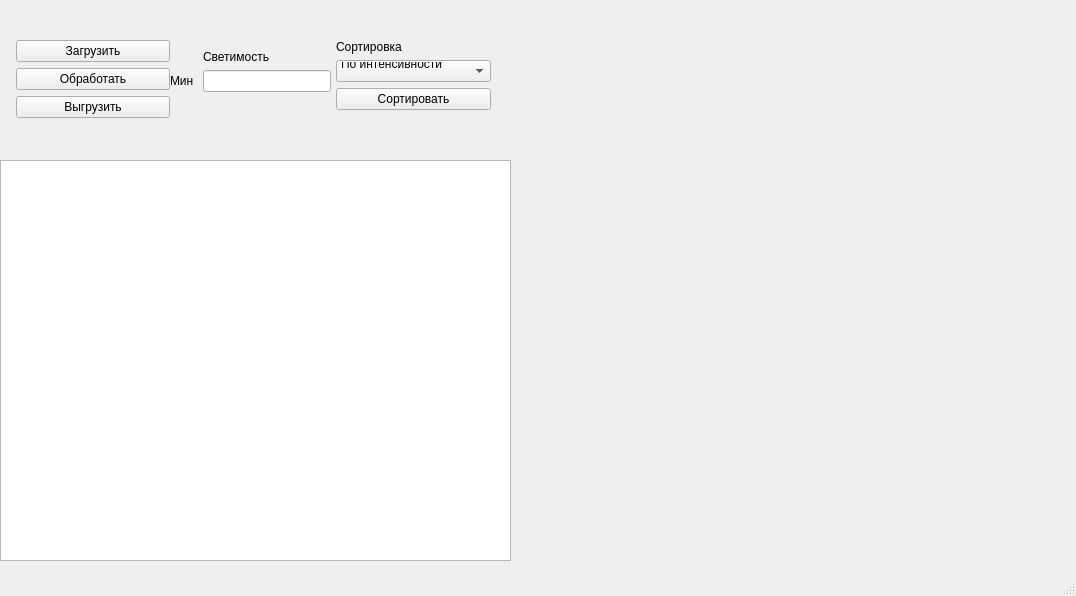
Old version of the form mainwindow.ui in the repository Ezachka/star_catching.
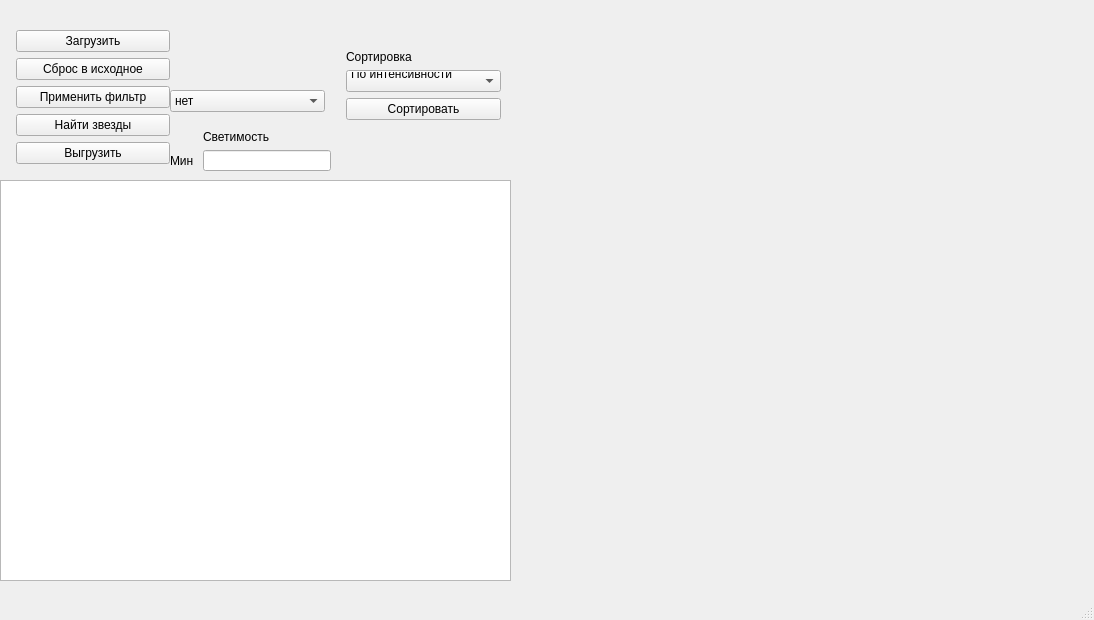
New version of the form.

What changed in the file:
```diff
--- a/mainwindow.ui
+++ b/mainwindow.ui
@@ -6,8 +6,8 @@
    <rect>
     <x>0</x>
     <y>0</y>
-    <width>1076</width>
-    <height>596</height>
+    <width>1094</width>
+    <height>620</height>
    </rect>
   </property>
   <property name="windowTitle">
@@ -18,20 +18,20 @@
     <property name="geometry">
      <rect>
       <x>10</x>
-      <y>40</y>
+      <y>30</y>
       <width>160</width>
-      <height>80</height>
+      <height>141</height>
      </rect>
     </property>
     <layout class="QFormLayout" name="formLayout">
-     <item row="1" column="1">
+     <item row="3" column="1">
       <widget class="QPushButton" name="btnProcess">
        <property name="text">
-        <string>Обработать</string>
+        <string>Найти звезды</string>
        </property>
       </widget>
      </item>
-     <item row="2" column="1">
+     <item row="4" column="1">
       <widget class="QPushButton" name="btnSave">
        <property name="text">
         <string>Выгрузить</string>
@@ -45,6 +45,20 @@
        </property>
       </widget>
      </item>
+     <item row="2" column="1">
+      <widget class="QPushButton" name="btnFilter">
+       <property name="text">
+        <string>Применить фильтр</string>
+       </property>
+      </widget>
+     </item>
+     <item row="1" column="1">
+      <widget class="QPushButton" name="btnBack">
+       <property name="text">
+        <string>Сброс в исходное</string>
+       </property>
+      </widget>
+     </item>
     </layout>
    </widget>
    <widget class="QLabel" name="imageLabel">
@@ -64,9 +78,9 @@
     <property name="geometry">
      <rect>
       <x>170</x>
-      <y>50</y>
+      <y>130</y>
       <width>161</width>
-      <height>66</height>
+      <height>41</height>
      </rect>
     </property>
     <layout class="QFormLayout" name="formLayout_2">
@@ -93,7 +107,7 @@
     <property name="geometry">
      <rect>
       <x>0</x>
-      <y>160</y>
+      <y>180</y>
       <width>511</width>
       <height>401</height>
      </rect>
@@ -102,8 +116,8 @@
    <widget class="QWidget" name="formLayoutWidget_3">
     <property name="geometry">
      <rect>
-      <x>330</x>
-      <y>40</y>
+      <x>340</x>
+      <y>50</y>
       <width>161</width>
       <height>101</height>
      </rect>
@@ -152,6 +166,36 @@
      </item>
     </layout>
    </widget>
+   <widget class="QComboBox" name="filterComboBox">
+    <property name="geometry">
+     <rect>
+      <x>170</x>
+      <y>90</y>
+      <width>155</width>
+      <height>22</height>
+     </rect>
+    </property>
+    <item>
+     <property name="text">
+      <string>нет</string>
+     </property>
+    </item>
+    <item>
+     <property name="text">
+      <string>Размытие</string>
+     </property>
+    </item>
+    <item>
+     <property name="text">
+      <string>Медианный</string>
+     </property>
+    </item>
+    <item>
+     <property name="text">
+      <string>Билатеральный</string>
+     </property>
+    </item>
+   </widget>
   </widget>
   <widget class="QMenuBar" name="menubar">
    <property name="geometry">
```
Left out of the diff: 22 changed lines with no effect on the pictures.
